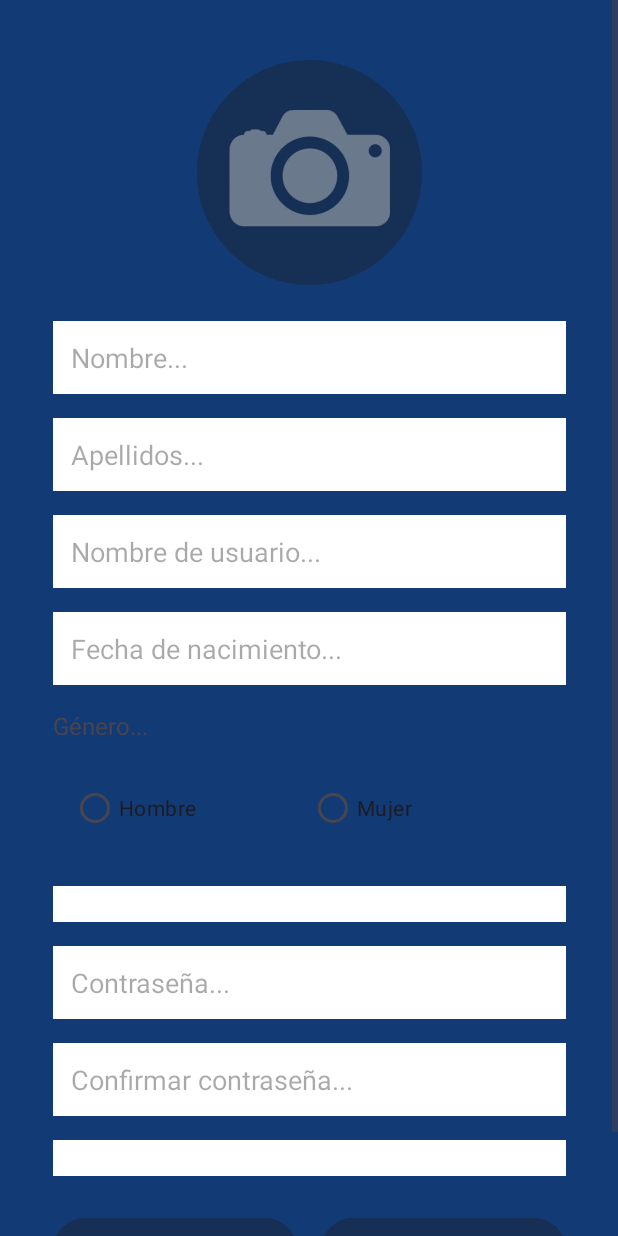
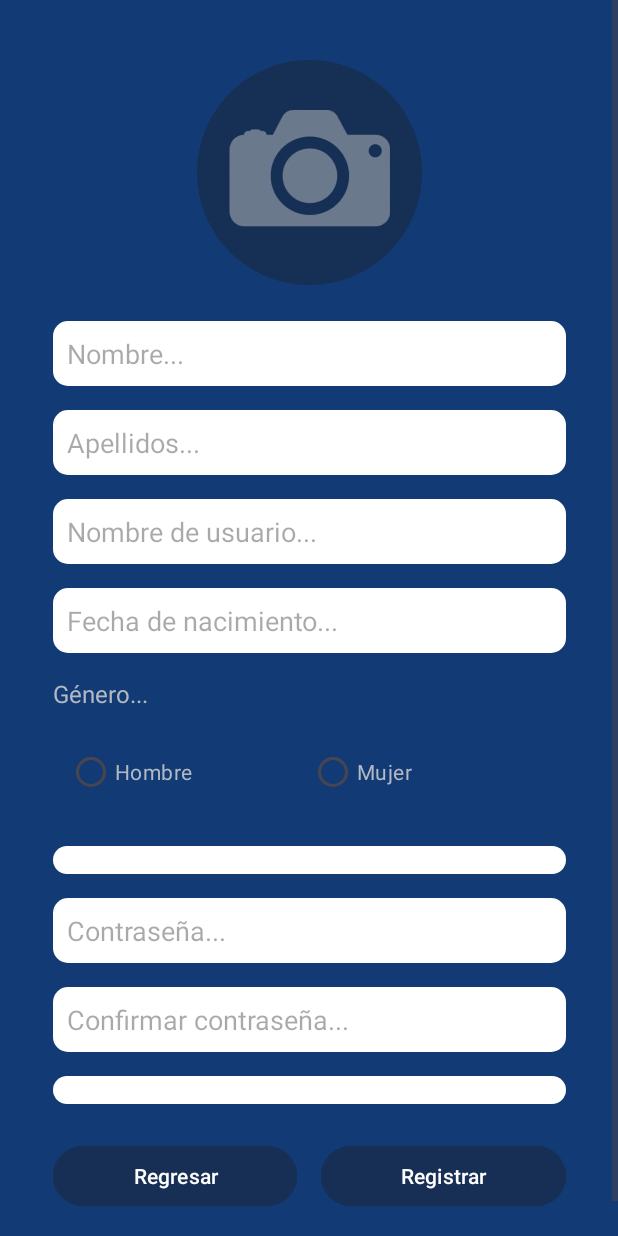
Before and after one commit to Katharsis0/IntelliHome, an Android app: the layout activity_signup.xml on its own in the app's theme, with its tools: preview values and no code run, on a phone screen of 412 x 824 dp. Run offline under Robolectric (Android 15) with nearby library versions, the phone set to English and light mode, and no system bars.

Commit message:
Corner radius update

```diff
--- /dev/null
+++ b/app/src/main/res/drawable/radius_corner.xml
@@ -0,0 +1,5 @@
+<?xml version="1.0" encoding="utf-8"?>
+<shape xmlns:android="http://schemas.android.com/apk/res/android">
+    <solid android:color="@android:color/white" />
+    <corners android:radius="10dp" />
+</shape>
--- a/app/src/main/res/layout/activity_signup.xml
+++ b/app/src/main/res/layout/activity_signup.xml
@@ -32,10 +32,10 @@
             android:layout_width="0dp"
             android:layout_height="wrap_content"
             android:layout_marginTop="24dp"
-            android:background="@android:color/white"
+            android:background="@drawable/radius_corner"
             android:hint="@string/nombre"
             android:inputType="text"
-            android:padding="12dp"
+            android:padding="9dp"
             app:layout_constraintEnd_toEndOf="parent"
             app:layout_constraintStart_toStartOf="parent"
             app:layout_constraintTop_toBottomOf="@+id/fondoCamara"
@@ -46,10 +46,10 @@
             android:layout_width="0dp"
             android:layout_height="wrap_content"
             android:layout_marginTop="16dp"
-            android:background="@android:color/white"
+            android:background="@drawable/radius_corner"
             android:hint="@string/apellidos"
             android:inputType="text"
-            android:padding="12dp"
+            android:padding="9dp"
             app:layout_constraintEnd_toEndOf="@id/editNombre"
             app:layout_constraintStart_toStartOf="@id/editNombre"
             app:layout_constraintTop_toBottomOf="@id/editNombre" />
@@ -59,10 +59,10 @@
             android:layout_width="0dp"
             android:layout_height="wrap_content"
             android:layout_marginTop="16dp"
-            android:background="@android:color/white"
+            android:background="@drawable/radius_corner"
             android:hint="@string/usuario"
             android:inputType="text"
-            android:padding="12dp"
+            android:padding="9dp"
             app:layout_constraintEnd_toEndOf="@id/editApellidos"
             app:layout_constraintStart_toStartOf="@id/editApellidos"
             app:layout_constraintTop_toBottomOf="@id/editApellidos" />
@@ -72,10 +72,10 @@
             android:layout_width="0dp"
             android:layout_height="wrap_content"
             android:layout_marginTop="16dp"
-            android:background="@android:color/white"
+            android:background="@drawable/radius_corner"
             android:hint="@string/nacimiento"
             android:inputType="date"
-            android:padding="12dp"
+            android:padding="9dp"
             app:layout_constraintEnd_toEndOf="@id/editUsuario"
             app:layout_constraintStart_toStartOf="@id/editUsuario"
             app:layout_constraintTop_toBottomOf="@id/editUsuario" />
@@ -87,6 +87,7 @@
             android:layout_marginTop="16dp"
             android:text="@string/género"
             android:textSize="16sp"
+            android:textColor="@color/light_gray"
             app:layout_constraintStart_toStartOf="@id/editFechaNacimiento"
             app:layout_constraintTop_toBottomOf="@id/editFechaNacimiento" />
 
@@ -96,8 +97,8 @@
             android:layout_height="wrap_content"
             android:layout_marginTop="8dp"
             android:orientation="horizontal"
-            android:padding="12dp"
-
+            android:padding="9dp"
+            android:textColor="@color/light_gray"
             app:layout_constraintEnd_toEndOf="@id/editFechaNacimiento"
             app:layout_constraintStart_toStartOf="@id/editFechaNacimiento"
             app:layout_constraintTop_toBottomOf="@id/textGenero">
@@ -107,6 +108,7 @@
                 android:layout_width="0dp"
                 android:layout_height="wrap_content"
                 android:layout_weight="1"
+                android:textColor="@color/light_gray"
                 android:text="Hombre" />
 
             <RadioButton
@@ -114,6 +116,7 @@
                 android:layout_width="0dp"
                 android:layout_height="wrap_content"
                 android:layout_weight="1"
+                android:textColor="@color/light_gray"
                 android:text="Mujer" />
         </RadioGroup>
 
@@ -122,8 +125,8 @@
             android:layout_width="0dp"
             android:layout_height="wrap_content"
             android:layout_marginTop="16dp"
-            android:background="@android:color/white"
-            android:padding="12dp"
+            android:background="@drawable/radius_corner"
+            android:padding="9dp"
             app:layout_constraintEnd_toEndOf="@id/editFechaNacimiento"
             app:layout_constraintStart_toStartOf="@id/editFechaNacimiento"
             app:layout_constraintTop_toBottomOf="@id/radioGroupGenero" />
@@ -133,10 +136,10 @@
             android:layout_width="0dp"
             android:layout_height="wrap_content"
             android:layout_marginTop="16dp"
-            android:background="@android:color/white"
+            android:background="@drawable/radius_corner"
             android:hint="@string/contraseña"
             android:inputType="textPassword"
-            android:padding="12dp"
+            android:padding="9dp"
             app:layout_constraintEnd_toEndOf="@id/spinnerNacionalidad"
             app:layout_constraintStart_toStartOf="@id/spinnerNacionalidad"
             app:layout_constraintTop_toBottomOf="@id/spinnerNacionalidad" />
@@ -146,10 +149,10 @@
             android:layout_width="0dp"
             android:layout_height="wrap_content"
             android:layout_marginTop="16dp"
-            android:background="@android:color/white"
+            android:background="@drawable/radius_corner"
             android:hint="@string/confirmar_contraseña"
             android:inputType="textPassword"
-            android:padding="12dp"
+            android:padding="9dp"
             app:layout_constraintEnd_toEndOf="@id/editContrasena"
             app:layout_constraintStart_toStartOf="@id/editContrasena"
             app:layout_constraintTop_toBottomOf="@id/editContrasena" />
@@ -159,8 +162,8 @@
             android:layout_width="0dp"
             android:layout_height="wrap_content"
             android:layout_marginTop="16dp"
-            android:background="@android:color/white"
-            android:padding="12dp"
+            android:background="@drawable/radius_corner"
+            android:padding="9dp"
             app:layout_constraintEnd_toEndOf="@id/editConfirmarContrasena"
             app:layout_constraintStart_toStartOf="@id/editConfirmarContrasena"
             app:layout_constraintTop_toBottomOf="@id/editConfirmarContrasena" />
@@ -184,7 +187,7 @@
                 android:layout_marginEnd="8dp"
                 android:layout_weight="1"
                 android:backgroundTint="@color/dark_blue"
-                android:padding="12dp"
+                android:padding="9dp"
                 android:text="Regresar" />
 
             <Button
@@ -194,7 +197,7 @@
                 android:layout_marginStart="8dp"
                 android:layout_weight="1"
                 android:backgroundTint="@color/dark_blue"
-                android:padding="12dp"
+                android:padding="9dp"
                 android:text="Registrar" />
         </LinearLayout>
 
--- a/app/src/main/res/values/colors.xml
+++ b/app/src/main/res/values/colors.xml
@@ -8,4 +8,7 @@
     <color name="black">#FF000000</color>
     <color name="white">#FFFFFFFF</color>
     <color name="dark_blue">#172F54</color>
+    <color name="light_blue">#6A798C</color>
+    <color name="light_gray">#B2B9C3</color>
+
 </resources>
```
